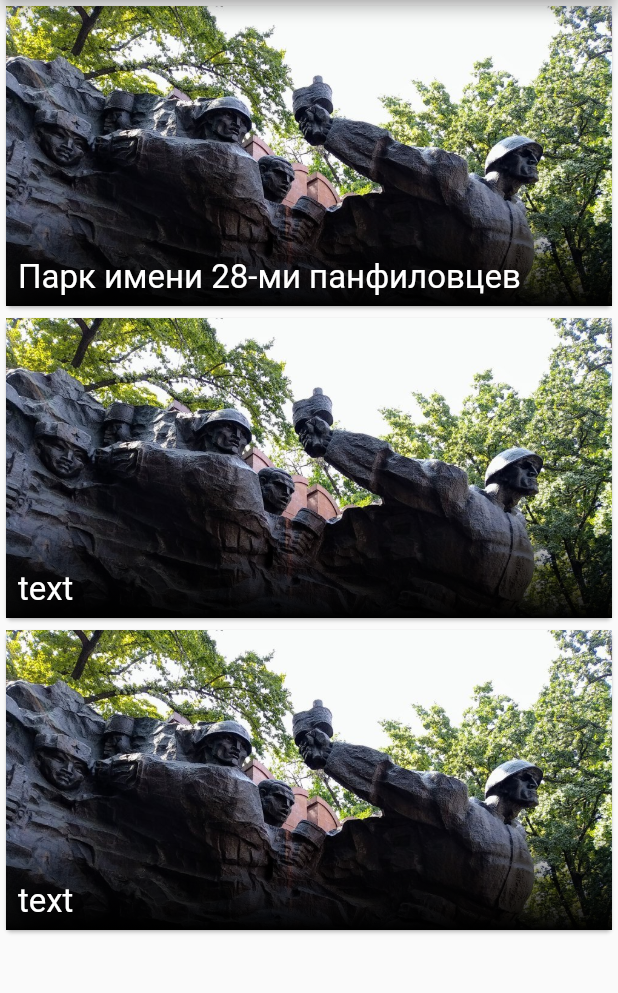
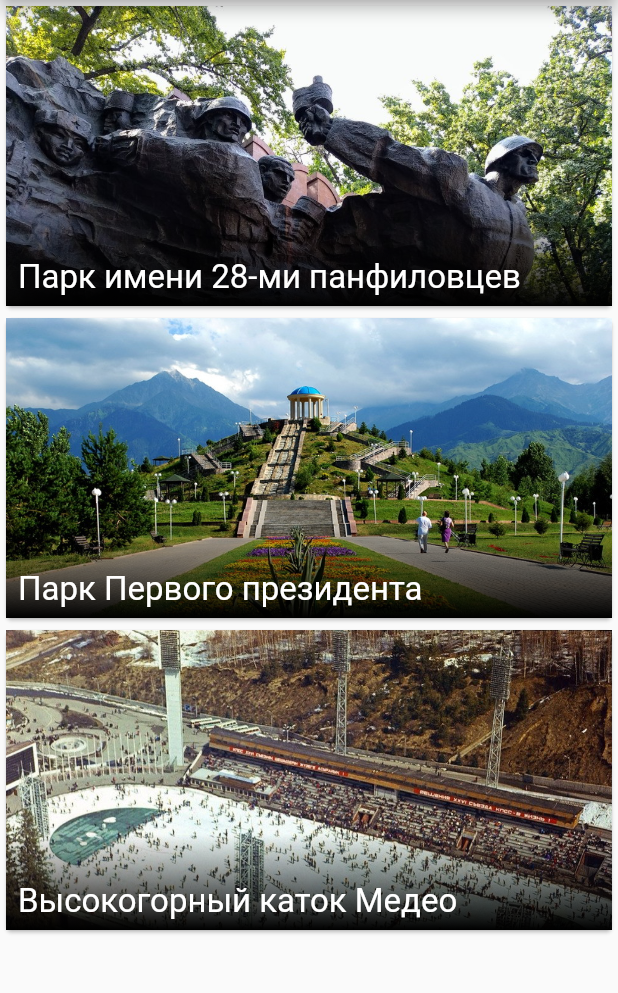
Before and after one commit to Adyletkhan1/chocotrips, a Flutter app: the screen it shows after launch, on a phone screen of 412 x 824 dp, the part 84-1077 px from its top. Run offline on Flutter 3.47's test engine with Material 2 defaults, Android fonts, the phone set to English and light mode, and no system bars; our stand-ins replace flutter_screenutil.

Commit message:
added photos and text

```diff
--- a/lib/Widgets/TripCard.dart
+++ b/lib/Widgets/TripCard.dart
@@ -3,15 +3,15 @@ import 'package:flutter/widgets.dart';
 
 class TripCard extends StatelessWidget {
   final String text;
-
-  TripCard({Key key, this.text}) : super(key: key);
+  final String photo;
+  TripCard({Key key, this.text, this.photo}) : super(key: key);
 
   @override
   Widget build(BuildContext context) {
     return Container(
         decoration: BoxDecoration(
           image: DecorationImage(
-              image: AssetImage("assets/28.png"),
+              image: AssetImage(photo),
               fit: BoxFit.fitWidth,
               alignment: Alignment.topCenter),
         ),
--- a/lib/Widgets/TripList.dart
+++ b/lib/Widgets/TripList.dart
@@ -7,9 +7,9 @@ class TripList extends StatelessWidget {
   Widget build(BuildContext context) {
     return ListView(
       children: <Widget>[
-        Card(child: Container(child: TripCard(text: "Парк имени 28-ми панфиловцев"), height: 200,)),
-        Card(child: Container(child: TripCard(text: "text"), height: 200,)),
-        Card(child: Container(child: TripCard(text: "text"), height: 200,))
+        Card(child: Container(child: TripCard(text: "Парк имени 28-ми панфиловцев", photo: "assets/28.png"), height: 200,)),
+        Card(child: Container(child: TripCard(text: "Парк Первого президента", photo: "assets/prez.png"), height: 200,)),
+        Card(child: Container(child: TripCard(text: "Высокогорный каток Медео", photo: "assets/medeo.png"), height: 200,))
       ],
     );
   }
```
Also changed, not shown: assets/medeo.png (added), assets/prez.png (added).
